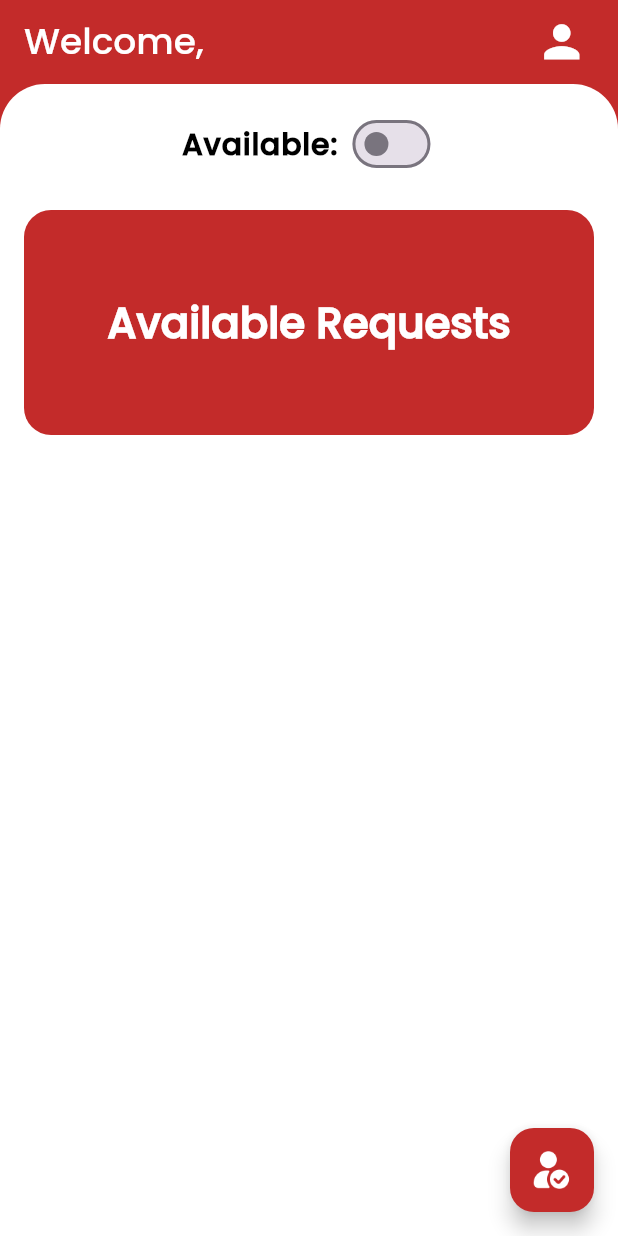
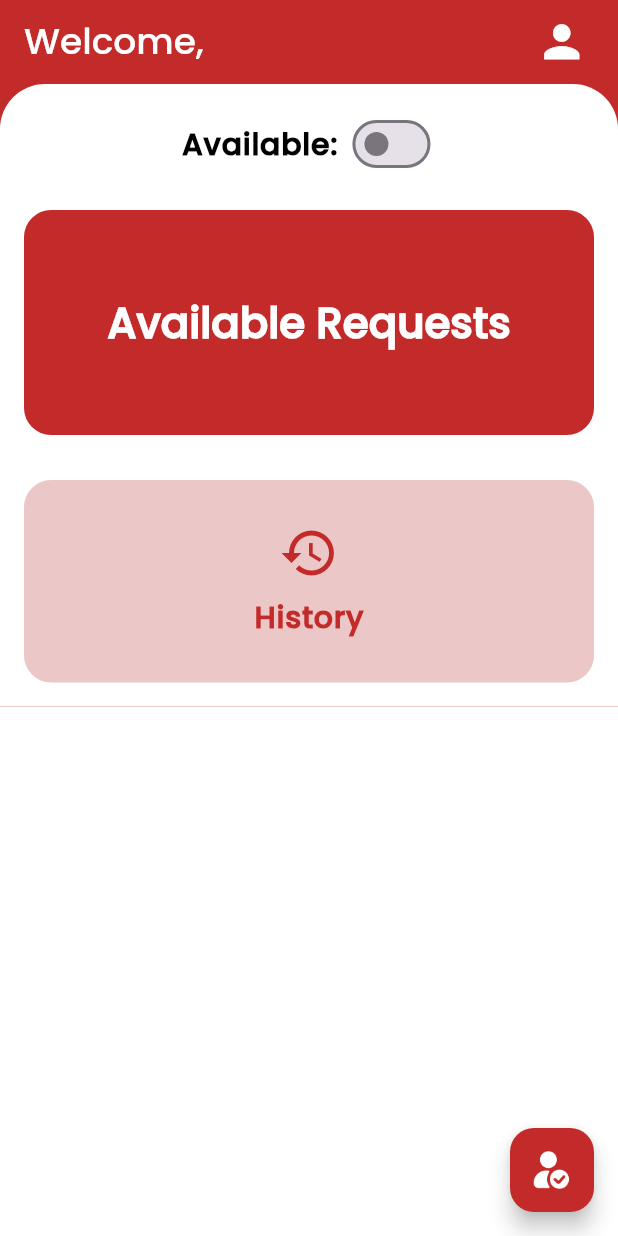
Before and after one commit to Momen0Waleed/Car-E-Rescue, a Flutter app: the MechanicHomeView screen opened by its route, on a phone screen of 412 x 824 dp. Run offline on Flutter 3.47's test engine with Material 3 defaults, Android fonts, the phone set to English and light mode, and no system bars; drawn by our look-alikes of flutter_bounceable; our stand-ins replace animated_text_kit, bot_toast, dio, flutter_easyloading, flutter_map, geolocator and 3 more; accounts and stored records are empty; network calls fail.

Commit message:
Finishing Mechanic History Feature

```diff
--- a/lib/core/routes/app_routes.dart
+++ b/lib/core/routes/app_routes.dart
@@ -17,6 +17,7 @@ import 'package:car_e_rescue/modules/client/home/view/client_home_view.dart';
 import 'package:car_e_rescue/modules/mechanic/home/sub_modules/available_requests/view/mechanic_available_requests_view.dart';
 import 'package:car_e_rescue/modules/mechanic/home/sub_modules/available_requests/view_model/mechanic_available_requests_view_model.dart';
 import 'package:car_e_rescue/modules/mechanic/home/sub_modules/current_request/view/current_request_view.dart';
+import 'package:car_e_rescue/modules/mechanic/home/sub_modules/mechanic_history/view/mechainc_history_view.dart';
 import 'package:car_e_rescue/modules/mechanic/home/sub_modules/mechanic_profile/view/mechanic_profile_view.dart';
 import 'package:car_e_rescue/modules/mechanic/home/sub_modules/mechanic_skills/view/mechanic_skills_view.dart';
 import 'package:car_e_rescue/modules/mechanic/home/sub_modules/mechanic_skills/view_model/mechanic_skills_view_model.dart';
@@ -88,6 +89,8 @@ abstract class AppRoutes {
         );
       case PageRoutesName.mechanicCurrentRequest:
         return _slideRoute(const CurrentRequestView());
+        case PageRoutesName.mechanicHistory:
+        return _slideRoute(const MechaincHistoryView());
 
       default:
         return _slideRoute(const SplashScreen());
--- a/lib/core/routes/page_routes_name.dart
+++ b/lib/core/routes/page_routes_name.dart
@@ -21,5 +21,6 @@ abstract class PageRoutesName{
   static const String workshopLocation = "/Mechanic-WorkShop-Location";
   static const String mechanicSkills = "/Mechanic-Skills";
   static const String mechanicCurrentRequest = "/Mechanic-Current-Request";
+  static const String mechanicHistory = "/Mechanic-History";
 
 }
--- a/lib/modules/mechanic/home/view/mechanic_home_view.dart
+++ b/lib/modules/mechanic/home/view/mechanic_home_view.dart
@@ -110,11 +110,20 @@ class _MechanicHomeViewState extends State<MechanicHomeView> {
                 tooltip: "Current Request",
                 backgroundColor: AppColors.red,
                 onPressed: () {
-                  Navigator.pushNamed(context, PageRoutesName.mechanicCurrentRequest);
+                  Navigator.pushNamed(
+                    context,
+                    PageRoutesName.mechanicCurrentRequest,
+                  );
                 },
-                child: Image.asset(ImagesDir.activeFilled,width: 30,height: 30,color: AppColors.white,),
+                child: Image.asset(
+                  ImagesDir.activeFilled,
+                  width: 30,
+                  height: 30,
+                  color: AppColors.white,
+                ),
               ),
-              floatingActionButtonLocation: FloatingActionButtonLocation.endFloat,
+              floatingActionButtonLocation:
+                  FloatingActionButtonLocation.endFloat,
               body: Container(
                 color: AppColors.red,
                 child: Container(
@@ -200,6 +209,31 @@ class _MechanicHomeViewState extends State<MechanicHomeView> {
                                     color: AppColors.white,
                                   ),
                                 ),
+                              ),
+                            ),
+                          ),
+                          SizedBox(height: 30,),
+                          Bounceable(
+                            onTap: () {
+                              Navigator.of(context).pushNamed(PageRoutesName.mechanicHistory);
+                            },
+                            child: Container(
+                              width: double.infinity,
+                              height: 135,
+                              decoration: BoxDecoration(
+                                  color: AppColors.pink,
+                                  borderRadius: BorderRadius.circular(18)
+                              ),
+                              child: Column(
+                                mainAxisAlignment: MainAxisAlignment.center,
+                                crossAxisAlignment: CrossAxisAlignment.center,
+                                children: [
+                                  Icon(Icons.history,color: AppColors.red,size: 40,),
+                                  SizedBox(height: 8,),
+                                  Text("History",style: theme.textTheme.bodyLarge!.copyWith(
+                                    color: AppColors.red,
+                                  ),),
+                                ],
                               ),
                             ),
                           ),
```
Also changed, not shown: lib/modules/mechanic/home/sub_modules/current_request/view/current_request_view.dart (+38 -11 lines), lib/modules/mechanic/home/sub_modules/mechanic_history/model/mechainc_history_repo.dart (added, +28 -0 lines), lib/modules/mechanic/home/sub_modules/mechanic_history/model/mechanic_history_model.dart (added, +28 -0 lines), lib/modules/mechanic/home/sub_modules/mechanic_history/view/mechainc_history_view.dart (added, +77 -0 lines), lib/modules/mechanic/home/sub_modules/mechanic_history/view_model/mechainc_history_view_model.dart (added, +26 -0 lines).
